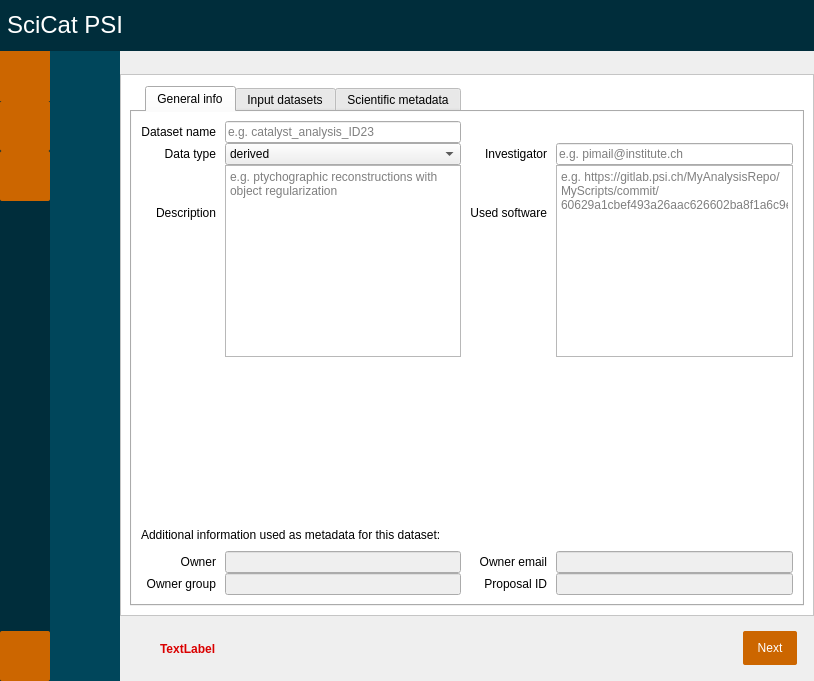
First picture: the form in PSIArchiver/dialog.ui, repository paulscherrerinstitute/scicat-qt, before the edit.
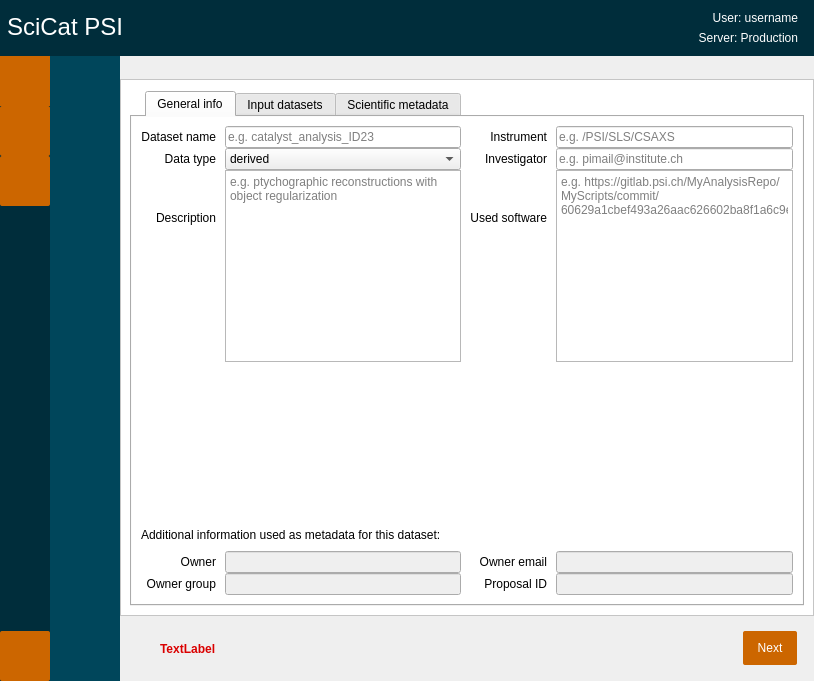
Second picture: the form after the edit. The open tabs and pages were chosen to show the change. Icons and pictures are not drawn.

Commit message: added support for qa and development server

The edit to the form file:
```diff
--- a/PSIArchiver/dialog.ui
+++ b/PSIArchiver/dialog.ui
@@ -131,6 +131,67 @@
         </property>
        </widget>
       </item>
+      <item>
+       <widget class="QFrame" name="frame_4">
+        <property name="frameShape">
+         <enum>QFrame::NoFrame</enum>
+        </property>
+        <property name="frameShadow">
+         <enum>QFrame::Raised</enum>
+        </property>
+        <property name="lineWidth">
+         <number>0</number>
+        </property>
+        <layout class="QVBoxLayout" name="verticalLayout_25">
+         <item>
+          <layout class="QVBoxLayout" name="verticalLayout_24">
+           <item>
+            <widget class="QLabel" name="labelUsername">
+             <property name="styleSheet">
+              <string notr="true">QLabel{color:rgb(255, 255, 255)}</string>
+             </property>
+             <property name="text">
+              <string>User: username</string>
+             </property>
+             <property name="alignment">
+              <set>Qt::AlignRight|Qt::AlignTrailing|Qt::AlignVCenter</set>
+             </property>
+            </widget>
+           </item>
+           <item>
+            <widget class="QLabel" name="labelServer">
+             <property name="styleSheet">
+              <string notr="true">QLabel{color:rgb(255, 255, 255)}</string>
+             </property>
+             <property name="text">
+              <string>Server: Production</string>
+             </property>
+             <property name="alignment">
+              <set>Qt::AlignBottom|Qt::AlignRight|Qt::AlignTrailing</set>
+             </property>
+            </widget>
+           </item>
+          </layout>
+         </item>
+        </layout>
+       </widget>
+      </item>
+      <item>
+       <spacer name="horizontalSpacer_19">
+        <property name="orientation">
+         <enum>Qt::Horizontal</enum>
+        </property>
+        <property name="sizeType">
+         <enum>QSizePolicy::Fixed</enum>
+        </property>
+        <property name="sizeHint" stdset="0">
+         <size>
+          <width>5</width>
+          <height>20</height>
+         </size>
+        </property>
+       </spacer>
+      </item>
      </layout>
     </widget>
    </item>
@@ -1495,6 +1556,23 @@
                      </property>
                     </spacer>
                    </item>
+                   <item row="0" column="2">
+                    <widget class="QLabel" name="labelCreationLocation">
+                     <property name="text">
+                      <string>Instrument</string>
+                     </property>
+                     <property name="alignment">
+                      <set>Qt::AlignRight|Qt::AlignTrailing|Qt::AlignVCenter</set>
+                     </property>
+                    </widget>
+                   </item>
+                   <item row="0" column="3">
+                    <widget class="QLineEdit" name="lineEditCreationLocation">
+                     <property name="placeholderText">
+                      <string>e.g. /PSI/SLS/CSAXS</string>
+                     </property>
+                    </widget>
+                   </item>
                   </layout>
                  </item>
                 </layout>
```
Left out of the diff: 4 changed lines with no effect on the pictures. The commit also changes 3 other files.
